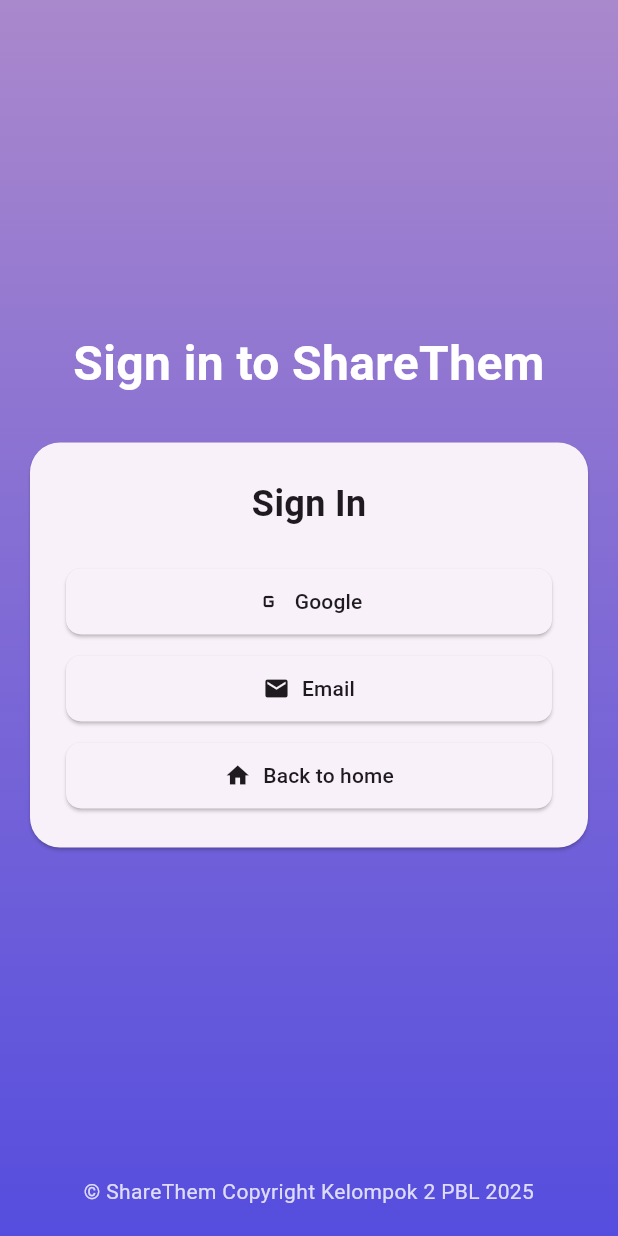
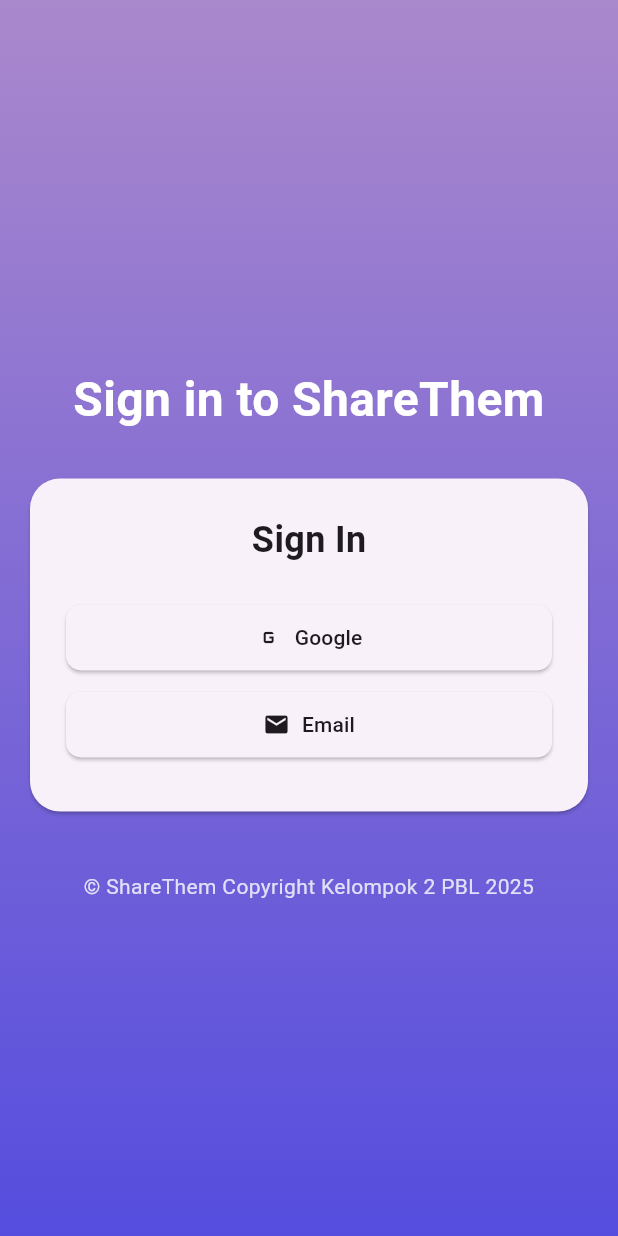
Before and after one commit to coldzamzam/ShareThem, a Flutter app: the screen it shows after launch, on a phone screen of 412 x 824 dp. Run offline on Flutter 3.47's test engine with Material 3 defaults, Android fonts, the phone set to English and light mode, and no system bars; our stand-ins replace cloud_firestore, file_picker, firebase_auth, firebase_core, google_sign_in, lottie and 1 more; missing offline and left inert: bonsoir, protobuf; accounts and stored records are empty; network calls fail; Roboto replaces fonts that are missing (Jost); project files that could hold a hidden picture were left out.

```diff
--- a/lib/scaffolds/login_page.dart
+++ b/lib/scaffolds/login_page.dart
@@ -44,7 +44,11 @@ class _LoginPageState extends State<LoginPage> {
     super.dispose();
   }
 
-  void _showCustomTopNotification(String message, Color backgroundColor, {Duration duration = const Duration(seconds: 3)}) {
+  void _showCustomTopNotification(
+    String message,
+    Color backgroundColor, {
+    Duration duration = const Duration(seconds: 3),
+  }) {
     _notificationTimer?.cancel();
     if (mounted) {
       setState(() {
@@ -72,13 +76,16 @@ class _LoginPageState extends State<LoginPage> {
         return;
       }
 
-      final GoogleSignInAuthentication googleAuth = await googleUser.authentication;
+      final GoogleSignInAuthentication googleAuth =
+          await googleUser.authentication;
       final AuthCredential credential = GoogleAuthProvider.credential(
         accessToken: googleAuth.accessToken,
         idToken: googleAuth.idToken,
       );
 
-      final UserCredential userCredential = await _auth.signInWithCredential(credential);
+      final UserCredential userCredential = await _auth.signInWithCredential(
+        credential,
+      );
 
       if (userCredential.user != null) {
         final User? user = userCredential.user;
@@ -87,16 +94,24 @@ class _LoginPageState extends State<LoginPage> {
           final docSnapshot = await docRef.get();
 
           if (!docSnapshot.exists) {
-            await docRef.set(UserProfile(
+            await docRef.set(
+              UserProfile(
                 uid: user.uid,
                 email: user.email ?? 'N/A',
                 username: user.displayName ?? 'Google User',
                 phoneNumber: null,
                 address: null,
-            ).toMap());
-            _showCustomTopNotification('New Google account created!', Colors.green);
+              ).toMap(),
+            );
+            _showCustomTopNotification(
+              'New Google account created!',
+              Colors.green,
+            );
           } else {
-            _showCustomTopNotification('Logged in with Google successfully!', Colors.green);
+            _showCustomTopNotification(
+              'Logged in with Google successfully!',
+              Colors.green,
+            );
           }
           if (mounted) {
             Navigator.pushReplacementNamed(context, '/home');
@@ -107,7 +122,8 @@ class _LoginPageState extends State<LoginPage> {
       String message;
       switch (e.code) {
         case 'account-exists-with-different-credential':
-          message = 'Akun sudah terdaftar dengan metode lain. Silakan gunakan metode login yang berbeda.';
+          message =
+              'Akun sudah terdaftar dengan metode lain. Silakan gunakan metode login yang berbeda.';
           break;
         case 'invalid-credential':
           message = 'Kredensial Google tidak valid.';
@@ -119,7 +135,11 @@ class _LoginPageState extends State<LoginPage> {
           message = 'Terjadi kesalahan saat login Google: ${e.message}';
           break;
       }
-      _showCustomTopNotification(message, Colors.red, duration: const Duration(seconds: 5));
+      _showCustomTopNotification(
+        message,
+        Colors.red,
+        duration: const Duration(seconds: 5),
+      );
     } catch (e) {
       _showCustomTopNotification(
         'Terjadi kesalahan tak terduga saat login Google: ${e.toString()}',
@@ -135,8 +155,14 @@ class _LoginPageState extends State<LoginPage> {
     final email = _emailController.text.trim();
     final password = _passwordController.text.trim();
     final username = _usernameController.text.trim();
-    final phoneNumber = _phoneNumberController.text.trim().isEmpty ? null : _phoneNumberController.text.trim();
-    final address = _addressController.text.trim().isEmpty ? null : _addressController.text.trim();
+    final phoneNumber =
+        _phoneNumberController.text.trim().isEmpty
+            ? null
+            : _phoneNumberController.text.trim();
+    final address =
+        _addressController.text.trim().isEmpty
+            ? null
+            : _addressController.text.trim();
 
     try {
       if (_isRegisterMode) {
@@ -147,13 +173,18 @@ class _LoginPageState extends State<LoginPage> {
 
         final User? user = userCredential.user;
         if (user != null) {
-          await _firestore.collection('users').doc(user.uid).set(UserProfile(
+          await _firestore
+              .collection('users')
+              .doc(user.uid)
+              .set(
+                UserProfile(
                   uid: user.uid,
                   email: email,
                   username: username,
                   phoneNumber: phoneNumber,
                   address: address,
-          ).toMap());
+                ).toMap(),
+              );
 
           _showCustomTopNotification('Register successful!', Colors.green);
 
@@ -192,7 +223,8 @@ class _LoginPageState extends State<LoginPage> {
           if (mounted) {
             showDialog(
               context: context,
-              builder: (context) => AlertDialog(
+              builder:
+                  (context) => AlertDialog(
                     title: const Text('Email not verified'),
                     content: const Text(
                       'Please verify your email before logging in. Would you like to resend the verification email?',
@@ -201,14 +233,19 @@ class _LoginPageState extends State<LoginPage> {
                       TextButton(
                         onPressed: () async {
                           try {
-                        final tempUserCredential = await _auth.signInWithEmailAndPassword(
+                            final tempUserCredential = await _auth
+                                .signInWithEmailAndPassword(
                                   email: email,
                                   password: password,
                                 );
-                        await tempUserCredential.user?.sendEmailVerification();
+                            await tempUserCredential.user
+                                ?.sendEmailVerification();
                             await _auth.signOut();
                             if (mounted) Navigator.pop(context);
-                        _showCustomTopNotification('Verification email resent.', Colors.orange);
+                            _showCustomTopNotification(
+                              'Verification email resent.',
+                              Colors.orange,
+                            );
                           } on FirebaseAuthException catch (e) {
                             if (mounted) Navigator.pop(context);
                             _showCustomTopNotification(
@@ -257,7 +294,11 @@ class _LoginPageState extends State<LoginPage> {
           message = 'Terjadi kesalahan: ${e.message}';
           break;
       }
-      _showCustomTopNotification(message, Colors.red, duration: const Duration(seconds: 5));
+      _showCustomTopNotification(
+        message,
+        Colors.red,
+        duration: const Duration(seconds: 5),
+      );
     } catch (e) {
       _showCustomTopNotification(
         'An unexpected error occurred: ${e.toString()}',
@@ -267,16 +308,16 @@ class _LoginPageState extends State<LoginPage> {
     }
   }
 
-  // =======================================================================
-  // KODE YANG DIPERBAIKI ADA DI DALAM METHOD build() DI BAWAH INI
-  // =======================================================================
   @override
   Widget build(BuildContext context) {
+    // Mengambil tinggi layar untuk memastikan konten bisa mengisi layar
+    final screenHeight = MediaQuery.of(context).size.height;
+
     return Scaffold(
-      resizeToAvoidBottomInset: true,
+      resizeToAvoidBottomInset: true, // Pastikan ini true
       body: Stack(
         children: [
-          // Background gradient
+          // Background gradient (tetap sama)
           Container(
             decoration: const BoxDecoration(
               gradient: LinearGradient(
@@ -287,13 +328,22 @@ class _LoginPageState extends State<LoginPage> {
             ),
           ),
 
-          // Main content column
-          Padding(
+          // Main content dibuat scrollable
+          SafeArea(
+            child: SingleChildScrollView(
+              child: ConstrainedBox(
+                constraints: BoxConstraints(
+                  // Konten minimal setinggi layar agar bisa center secara vertikal
+                  minHeight: screenHeight - MediaQuery.of(context).padding.top,
+                ),
+                child: Padding(
                   padding: const EdgeInsets.symmetric(horizontal: 20.0),
                   child: Column(
+                    // Menggunakan MainAxisAlignment untuk centering (pengganti Spacer)
+                    mainAxisAlignment: MainAxisAlignment.center,
                     children: [
-                // Spacer pertama untuk mendorong konten ke tengah dari atas
-                const Spacer(),
+                      // Memberi sedikit ruang di atas
+                      const SizedBox(height: 40),
 
                       const Text(
                         'Sign in to ShareThem',
@@ -304,11 +354,12 @@ class _LoginPageState extends State<LoginPage> {
                           fontWeight: FontWeight.bold,
                         ),
                       ),
-                const SizedBox(height: 30), // Jarak antara judul dan card
+                      const SizedBox(height: 30),
 
                       // Konten utama (card)
-                SingleChildScrollView(
-                  child: ConstrainedBox(
+                      // SingleChildScrollView di sini sudah tidak diperlukan
+                      // karena parent-nya sudah scrollable.
+                      ConstrainedBox(
                         constraints: const BoxConstraints(maxWidth: 500),
                         child: Card(
                           margin: const EdgeInsets.all(0),
@@ -319,33 +370,40 @@ class _LoginPageState extends State<LoginPage> {
                             padding: const EdgeInsets.all(24.0),
                             child: AnimatedSwitcher(
                               duration: const Duration(milliseconds: 200),
-                          child: _showEmailLoginForm
+                              child:
+                                  _showEmailLoginForm
                                       ? _buildEmailForm(context)
                                       : _buildInitialButtons(context),
                             ),
                           ),
                         ),
                       ),
-                ),
 
-                // Spacer kedua untuk mendorong footer ke bawah
-                const Spacer(),
+                      // Memberi sedikit ruang di bawah sebelum footer
+                      const SizedBox(height: 40),
 
                       // Footer
                       Padding(
                         padding: const EdgeInsets.only(bottom: 20),
                         child: Text(
                           '© ShareThem Copyright Kelompok 2 PBL 2025',
-                    style: TextStyle(color: Colors.white.withOpacity(0.8)),
+                          style: TextStyle(
+                            color: Colors.white.withOpacity(0.8),
+                          ),
                           textAlign: TextAlign.center,
                         ),
                       ),
                     ],
                   ),
                 ),
+              ),
+            ),
+          ),
 
-          // Custom Top Notification Layer
-          if (_showNotification && _notificationMessage != null && _notificationColor != null)
+          // Custom Top Notification Layer (tetap sama)
+          if (_showNotification &&
+              _notificationMessage != null &&
+              _notificationColor != null)
             Positioned(
               top: MediaQuery.of(context).padding.top + 20.0,
               left: 20.0,
@@ -355,7 +413,10 @@ class _LoginPageState extends State<LoginPage> {
                 elevation: 6.0,
                 borderRadius: BorderRadius.circular(10),
                 child: Padding(
-                  padding: const EdgeInsets.symmetric(horizontal: 16.0, vertical: 12.0),
+                  padding: const EdgeInsets.symmetric(
+                    horizontal: 16.0,
+                    vertical: 12.0,
+                  ),
                   child: Text(
                     _notificationMessage!,
                     style: const TextStyle(color: Colors.white),
@@ -390,7 +451,8 @@ class _LoginPageState extends State<LoginPage> {
             icon: Image.network(
               'https://upload.wikimedia.org/wikipedia/commons/thumb/c/c1/Google_%22G%22_logo.svg/1200px-Google_%22G%22_logo.svg.png',
               height: 20,
-              errorBuilder: (context, error, stackTrace) =>
+              errorBuilder:
+                  (context, error, stackTrace) =>
                       const Icon(Icons.g_mobiledata),
             ),
             label: const Text('Google'),
@@ -425,21 +487,6 @@ class _LoginPageState extends State<LoginPage> {
           ),
         ),
         const SizedBox(height: 10),
-        SizedBox(
-          width: double.infinity,
-          child: ElevatedButton.icon(
-            onPressed: () => Navigator.pushReplacementNamed(context, '/'),
-            icon: const Icon(Icons.home),
-            label: const Text('Back to home'),
-            style: ElevatedButton.styleFrom(
-              foregroundColor: Theme.of(context).colorScheme.onSurface,
-              padding: const EdgeInsets.symmetric(vertical: 12),
-              shape: RoundedRectangleBorder(
-                borderRadius: BorderRadius.circular(10),
-              ),
-            ),
-          ),
-        ),
       ],
     );
   }
@@ -605,8 +652,10 @@ class _LoginPageState extends State<LoginPage> {
                 });
               },
               style: ElevatedButton.styleFrom(
-                backgroundColor: Theme.of(context).colorScheme.secondaryContainer,
-                foregroundColor: Theme.of(context).colorScheme.onSecondaryContainer,
+                backgroundColor:
+                    Theme.of(context).colorScheme.secondaryContainer,
+                foregroundColor:
+                    Theme.of(context).colorScheme.onSecondaryContainer,
                 padding: const EdgeInsets.symmetric(vertical: 14),
                 shape: RoundedRectangleBorder(
                   borderRadius: BorderRadius.circular(10),
@@ -623,33 +672,3 @@ class _LoginPageState extends State<LoginPage> {
     );
   }
 }
-
-// Jangan lupa untuk membuat file user.dart di dalam folder models
-// contoh isi file models/user.dart:
-/*
-class UserProfile {
-  final String uid;
-  final String email;
-  final String username;
-  final String? phoneNumber;
-  final String? address;
-
-  UserProfile({
-    required this.uid,
-    required this.email,
-    required this.username,
-    this.phoneNumber,
-    this.address,
-  });
-
-  Map<String, dynamic> toMap() {
-    return {
-      'uid': uid,
-      'email': email,
-      'username': username,
-      'phoneNumber': phoneNumber,
-      'address': address,
-    };
-  }
-}
-*/
--- a/lib/screens/history_screen.dart
+++ b/lib/screens/history_screen.dart
@@ -7,6 +7,7 @@ import 'package:path_provider/path_provider.dart';
 import 'package:path/path.dart' as p;
 import 'package:firebase_auth/firebase_auth.dart';
 import 'package:cloud_firestore/cloud_firestore.dart';
+
 
 class HistoryScreen extends StatefulWidget {
   const HistoryScreen({super.key});
```
Also changed, not shown: lib/scaffolds/home_page.dart (+25 -9 lines). Lines whose indentation alone changed are shown as unchanged.
